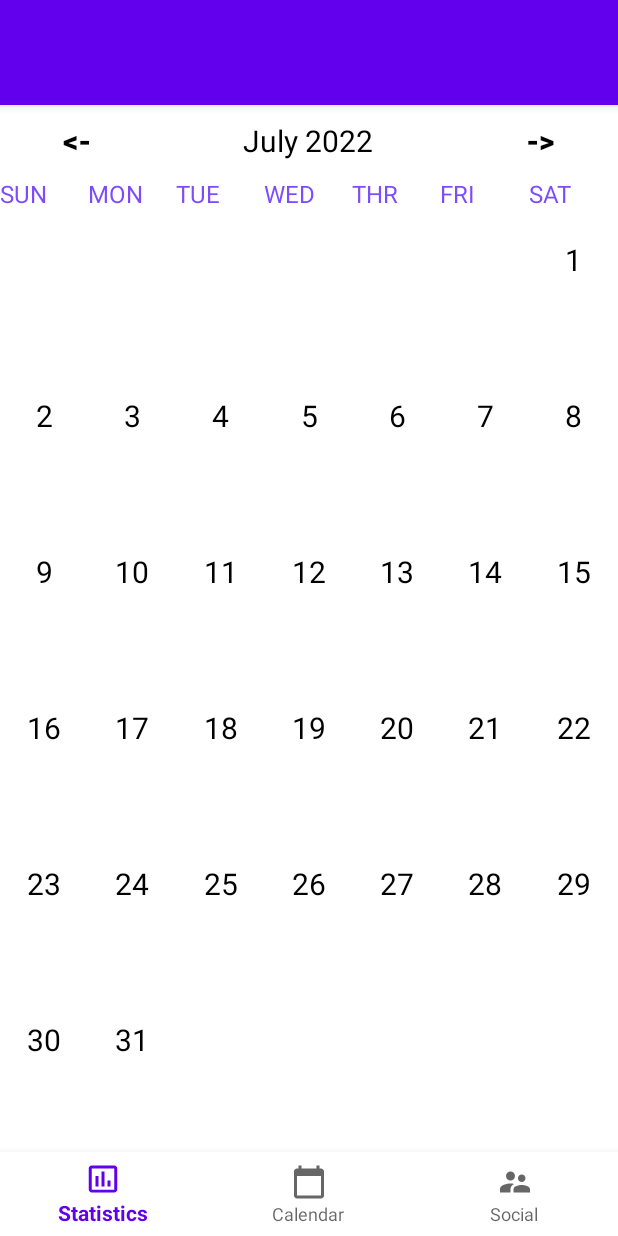
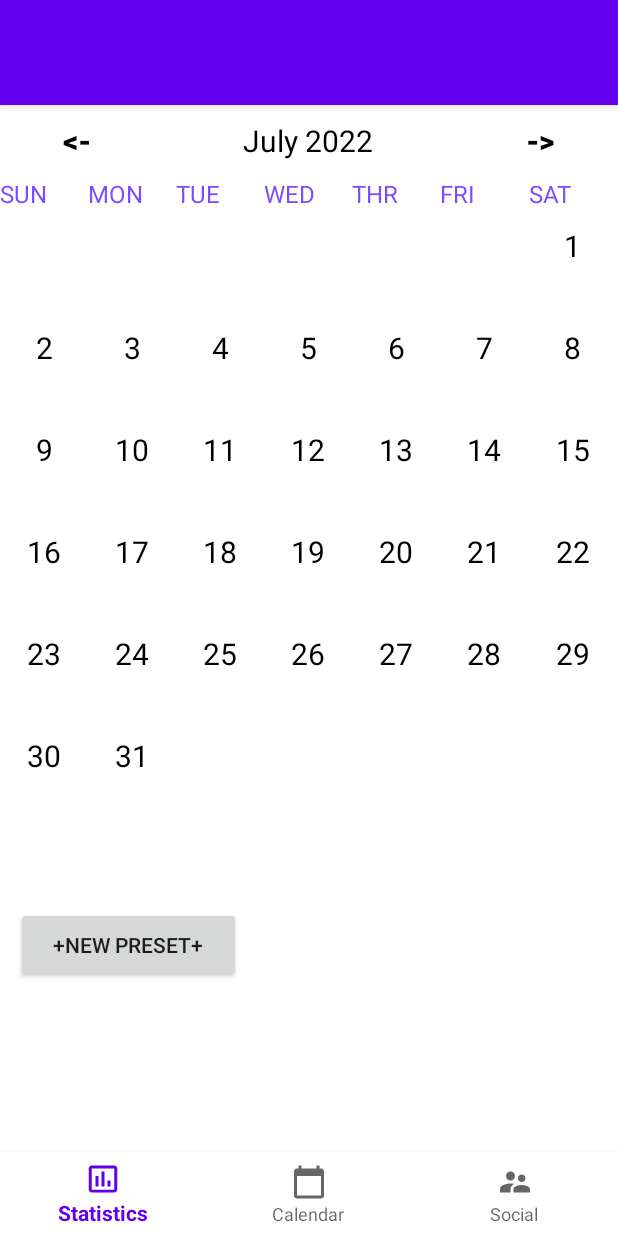
Before and after one commit to chan9908181/TeamZCC, an Android app: the screen it shows after launch (MainActivity), after a tap on "<-", on a phone screen of 412 x 824 dp. Run offline under Robolectric (Android 15) with nearby library versions, the phone set to English and light mode, and no system bars.

Commit message:
Preset bar: single scrollable bar, popup window works for adding new presets

```diff
--- a/app/src/main/java/com/example/teamzcc/MainActivity.java
+++ b/app/src/main/java/com/example/teamzcc/MainActivity.java
@@ -2,13 +2,25 @@ package com.example.teamzcc;
 
 import androidx.annotation.RequiresApi;
 import androidx.appcompat.app.AppCompatActivity;
+import androidx.fragment.app.DialogFragment;
 import androidx.recyclerview.widget.GridLayoutManager;
 import androidx.recyclerview.widget.RecyclerView;
 
+import android.content.Intent;
+import android.graphics.Color;
 import android.os.Build;
 import android.os.Bundle;
+import android.view.Gravity;
+import android.view.LayoutInflater;
+import android.view.MotionEvent;
 import android.view.View;
 import android.view.ViewGroup;
+import android.widget.ArrayAdapter;
+import android.widget.Button;
+import android.widget.EditText;
+import android.widget.LinearLayout;
+import android.widget.PopupWindow;
+import android.widget.Spinner;
 import android.widget.TextView;
 import android.widget.Toast;
 
@@ -16,12 +28,21 @@ import java.time.LocalDate;
 import java.time.YearMonth;
 import java.time.format.DateTimeFormatter;
 import java.util.ArrayList;
+import java.util.HashSet;
+import java.util.Locale;
+import java.util.Set;
+
 @RequiresApi(api = Build.VERSION_CODES.O)
-public class MainActivity extends AppCompatActivity implements CalenderAdapter.onItemListener{
+public class MainActivity extends AppCompatActivity implements CalenderAdapter.onItemListener, EditPresetDialogFragment.EditPresetDialogListener {
 
     private TextView monthYearText;
     private RecyclerView calenderRecycleView;
     private LocalDate selectedDate;
+
+    //preset attributes
+    private Set<Preset> presets = new HashSet<>();
+    //current display density
+    private float DENSITY;
 
     @RequiresApi(api = Build.VERSION_CODES.O)
     @Override
@@ -29,66 +50,113 @@ public class MainActivity extends AppCompatActivity implements CalenderAdapter.o
         super.onCreate(savedInstanceState);
         setContentView(R.layout.activity_main);
         initWidgets();
-        selectedDate=LocalDate.now();//set the local date as now
+        selectedDate = LocalDate.now();//set the local date as now
 
+        //populates the preset bar on create, needs a permanent mean of storage in the future
+        DENSITY = getApplicationContext()
+                .getResources()
+                .getDisplayMetrics()
+                .density;
+        for (Preset p : presets) {
+            updatePresetBar(p);
+        }
+
+        //opens preset editor popup window, which is a dialog
+        Button addPresetButton = (Button) findViewById(R.id.addPreset);
+        addPresetButton.setOnClickListener(new View.OnClickListener() {
+            @Override
+            public void onClick(View v) {
+                createPresetEditor();
+            }
+        });
     }
 
     private void initWidgets() {
         //find our views with the ID
-        calenderRecycleView=findViewById(R.id.calenderRecyclerView);
-        monthYearText=findViewById(R.id.monthYearTV);
+        calenderRecycleView = findViewById(R.id.calenderRecyclerView);
+        monthYearText = findViewById(R.id.monthYearTV);
     }
 
-    private void setMonthView(){
+    private void setMonthView() {
         //set the textview text date
         monthYearText.setText(monthYearFromDate(selectedDate));
-        ArrayList<String> daysInMonth=daysInMonthArray(selectedDate);
-        CalenderAdapter calenderAdapter=new CalenderAdapter(daysInMonth,this);
-        RecyclerView.LayoutManager layoutManager=new GridLayoutManager(getApplicationContext(),7);//our calender has 7 grids
+        ArrayList<String> daysInMonth = daysInMonthArray(selectedDate);
+        CalenderAdapter calenderAdapter = new CalenderAdapter(daysInMonth, this);
+        RecyclerView.LayoutManager layoutManager = new GridLayoutManager(getApplicationContext(), 7);//our calender has 7 grids
         calenderRecycleView.setLayoutManager(layoutManager);
         calenderRecycleView.setAdapter(calenderAdapter);
 
     }
 
+    private ArrayList<String> daysInMonthArray(LocalDate date) {
+        ArrayList<String> daysInMonth = new ArrayList<>();
+        YearMonth yearMonth = YearMonth.from(date);
 
-    private ArrayList<String> daysInMonthArray(LocalDate date) {
-        ArrayList<String> daysInMonth=new ArrayList<>();
-        YearMonth yearMonth=YearMonth.from(date);
+        int daysInMonths = yearMonth.lengthOfMonth();
+        LocalDate firstOfMonth = selectedDate.withDayOfMonth(1);
+        int dayOfWeek = firstOfMonth.getDayOfWeek().getValue();
 
-        int daysInMonths=yearMonth.lengthOfMonth();
-        LocalDate firstOfMonth=selectedDate.withDayOfMonth(1);
-        int dayOfWeek=firstOfMonth.getDayOfWeek().getValue();
-
-        for(int i=0;i<42;i++){
-            if(i<=dayOfWeek ||i>daysInMonths+dayOfWeek){
+        for (int i = 0; i < 42; i++) {
+            if (i <= dayOfWeek || i > daysInMonths + dayOfWeek) {
                 daysInMonth.add("");
-            }else{
-                daysInMonth.add(String.valueOf(i-dayOfWeek));
+            } else {
+                daysInMonth.add(String.valueOf(i - dayOfWeek));
             }
         }
         return daysInMonth;
     }
 
-
-    private String monthYearFromDate(LocalDate date)
-    {
-        DateTimeFormatter formatter=DateTimeFormatter.ofPattern("MMMM yyyy");
+    private String monthYearFromDate(LocalDate date) {
+        DateTimeFormatter formatter = DateTimeFormatter.ofPattern("MMMM yyyy");
         return date.format(formatter);
     }
 
     public void previousMonthAction(View view) {
-        selectedDate =selectedDate.minusMonths(1);
+        selectedDate = selectedDate.minusMonths(1);
         setMonthView();
     }
 
     public void nextMonthAction(View view) {
-        selectedDate=selectedDate.plusMonths(1);
+        selectedDate = selectedDate.plusMonths(1);
         setMonthView();
     }
 
     @Override
     public void onItemClick(int position, String dayText) {
-        String message= "Selected Date"+dayText+""+monthYearFromDate(selectedDate);
-        Toast.makeText(this,message,Toast.LENGTH_LONG).show();//TODO//
+        String message = "Selected Date" + dayText + "" + monthYearFromDate(selectedDate);
+        Toast.makeText(this, message, Toast.LENGTH_LONG).show();//TODO//
+    }
+
+    //Preset related stuff below
+    //creates preset editor and handles events that are delivered back
+    // https://developer.android.com/guide/topics/ui/dialogs#PassingEvents
+    public void createPresetEditor() {
+        DialogFragment dialog = new EditPresetDialogFragment();
+        dialog.show(getSupportFragmentManager(), "edit preset");
+    }
+
+    @Override
+    public void onPresetCancelClick(EditPresetDialogFragment dialog) {
+        dialog.dismiss();
+    }
+
+    @Override
+    public void onPresetSaveClick(EditPresetDialogFragment dialog) {
+        Preset temp = dialog.tempPreset;
+        presets.add(temp);
+        updatePresetBar(temp);
+        dialog.dismiss();
+    }
+
+    private void updatePresetBar(Preset p) {
+        LinearLayout.LayoutParams dimensions = new LinearLayout.LayoutParams((int)DENSITY*150, (int)DENSITY*50);
+        dimensions.setMargins((int)DENSITY*10,(int)DENSITY*10,(int)DENSITY*10,(int)DENSITY*10);
+        LinearLayout presetTopRow = (LinearLayout) findViewById(R.id.presetTopRow);
+//        LinearLayout presetBottomRow = (LinearLayout) findViewById(R.id.presetBottomRow);
+        Button newPreset = new Button(this);
+        newPreset.setLayoutParams(dimensions);
+        newPreset.setText(p.getActivity());
+        newPreset.setBackgroundColor(Color.parseColor(p.getColor().toLowerCase(Locale.ROOT)));
+        presetTopRow.addView(newPreset);
     }
 }
--- a/app/src/main/res/layout/activity_main.xml
+++ b/app/src/main/res/layout/activity_main.xml
@@ -139,8 +139,8 @@
 
     <androidx.recyclerview.widget.RecyclerView
         android:id="@+id/calenderRecyclerView"
-        android:layout_width="match_parent"
-        android:layout_height="0dp"
+        android:layout_width="411dp"
+        android:layout_height="411dp"
         app:layout_constraintBottom_toTopOf="@+id/bottom_nav_bar"
         app:layout_constraintEnd_toEndOf="parent"
         app:layout_constraintHorizontal_bias="0.0"
@@ -162,5 +162,32 @@
 
     </com.google.android.material.bottomnavigation.BottomNavigationView>
 
+    <HorizontalScrollView
+        android:id="@+id/preset_scrollbar"
+        android:layout_width="411dp"
+        android:layout_height="130dp"
+        app:layout_constraintBottom_toTopOf="@+id/bottom_nav_bar"
+        app:layout_constraintEnd_toEndOf="parent"
+        app:layout_constraintStart_toStartOf="parent"
+        app:layout_constraintTop_toBottomOf="@+id/calenderRecyclerView">
+
+        <LinearLayout
+            android:id="@+id/presetTopRow"
+            android:layout_width="wrap_content"
+            android:layout_height="match_parent"
+            android:orientation="horizontal"
+            android:paddingTop="10dp"
+            android:paddingLeft="10dp"
+            android:paddingRight="10dp"
+            android:paddingBottom="10dp">
+
+            <Button
+                android:id="@+id/addPreset"
+                android:layout_width="150dp"
+                android:layout_height="50dp"
+                android:text="@string/newPreset" />
+        </LinearLayout>
+    </HorizontalScrollView>
+
 
 </androidx.constraintlayout.widget.ConstraintLayout>
```
Also changed, not shown: app/src/main/java/com/example/teamzcc/EditPresetDialogFragment.java (added, +84 -0 lines), app/src/main/java/com/example/teamzcc/Preset.java (added, +27 -0 lines), app/src/main/res/layout/activity_edit_preset.xml (added, +71 -0 lines), app/src/main/res/values/strings.xml (+19 -0 lines).
